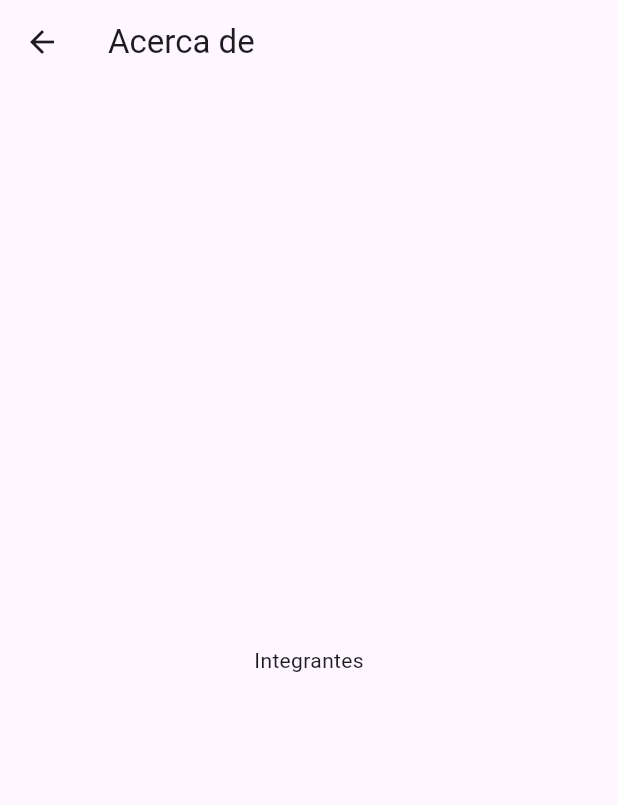
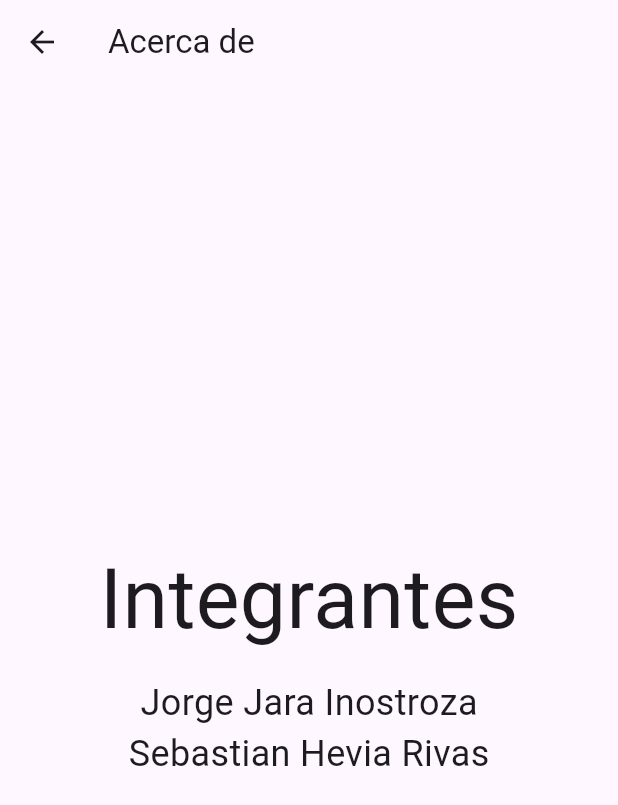
Before and after one commit to sheviarivas/appFeita, a Flutter app: the AboutPage screen opened directly, on a phone screen of 412 x 824 dp. Shown: the top 805 px of the screen. Run offline on Flutter 3.47's test engine with Material 3 defaults, Android fonts, the phone set to English and light mode, and no system bars; our stand-ins replace dio, flutter_dotenv, lottie, shared_preferences; missing offline and left inert: admob_flutter; accounts and stored records are empty.

Commit message:
Co-authored-by: Jorge Jara <jorgejarainostroza@gmail.com>

```diff
--- a/lib/pages/about.dart
+++ b/lib/pages/about.dart
@@ -7,8 +7,16 @@ class AboutPage extends StatelessWidget {
       appBar: AppBar(
         title: const Text("Acerca de"),
       ),
-      body: Center(
-        child: Text('Integrantes'),
+      body: const Center(
+        child: Column(
+          mainAxisAlignment: MainAxisAlignment.center,
+          children: [
+            Text("Integrantes", style: TextStyle(fontSize: 55)),
+            Text("", style: TextStyle(fontSize: 8)),
+            Text("Jorge Jara Inostroza", style: TextStyle(fontSize: 24)),
+            Text("Sebastian Hevia Rivas", style: TextStyle(fontSize: 24)),
+          ],
+        ),
       ),
     );
   }
```
Also changed, not shown: lib/pages/todos.dart (+57 -21 lines), lib/utils/todos.dart (+25 -2 lines), pubspec.lock.
